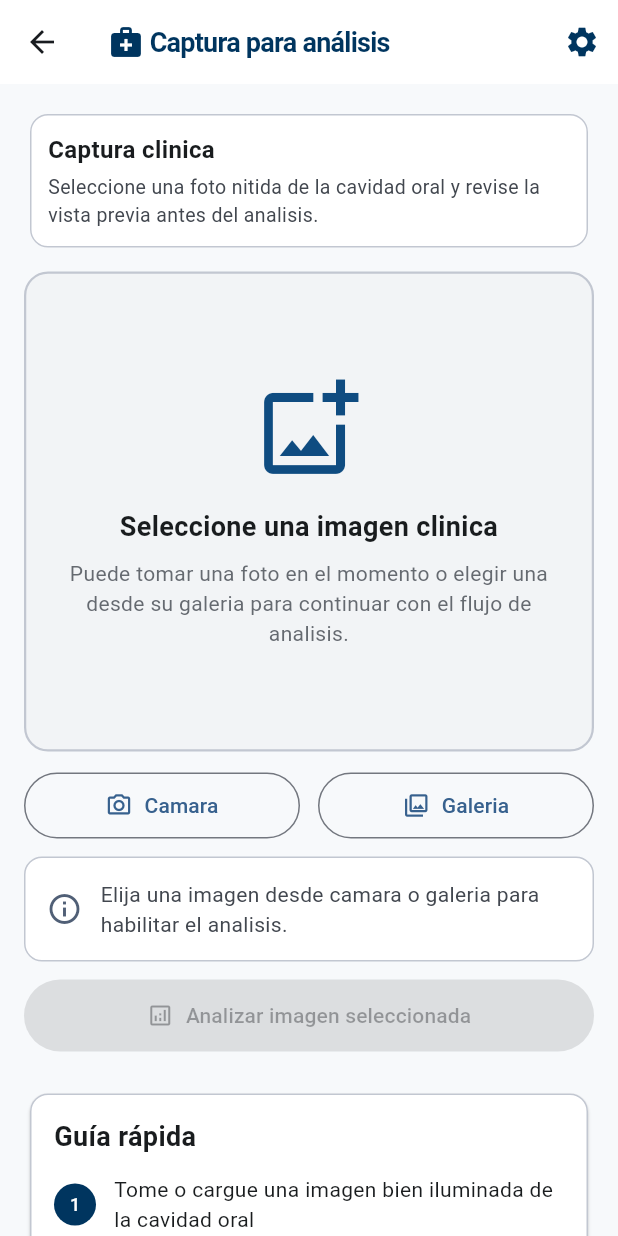
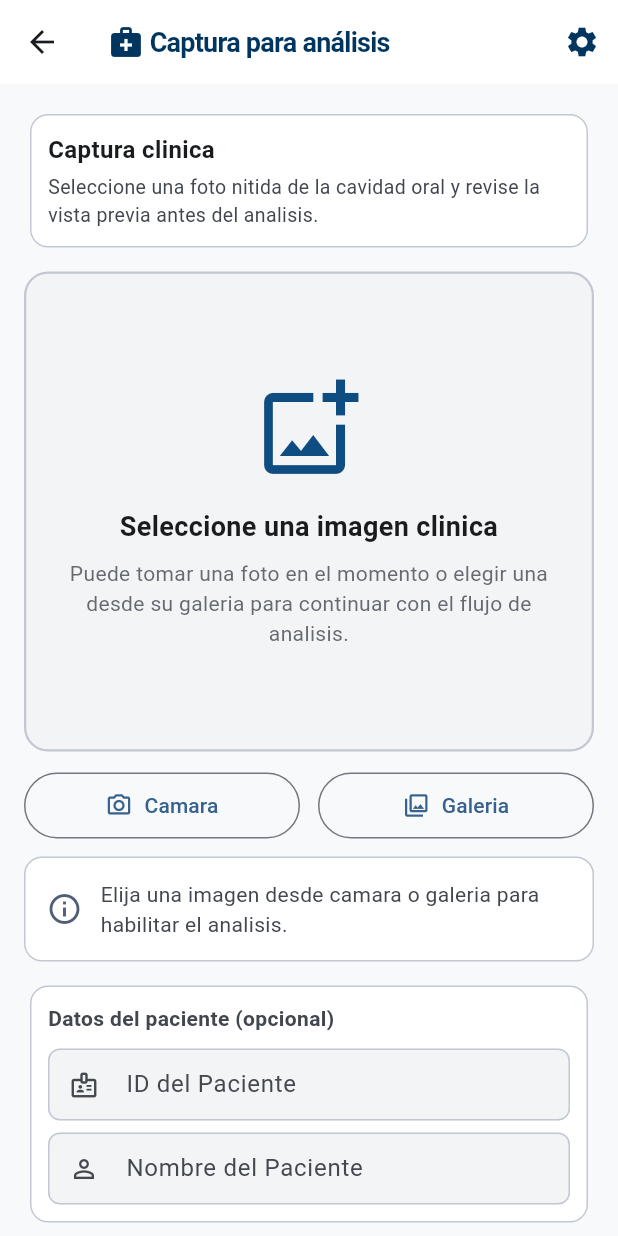
Before and after one commit to antorm08/BucalScan-AI, a Flutter app: the CaptureTabView screen opened directly, on a phone screen of 412 x 824 dp. Run offline on Flutter 3.47's test engine with Material 3 defaults, Android fonts, the phone set to English and light mode, and no system bars; our stand-ins replace dio, image_picker; accounts and stored records are empty.

Commit message:
feat(semana-7): flujo de paciente end-to-end y persistencia de análisis
- Backend: /predict acepta user_id, patient_id, patient_name como Form fields; guarda la imagen en backend/uploads/ con nombre uuid4; persiste el análisis completo en la BD via crud.create_analysis
- Flutter: hilar patientId/patientName/userId por toda la capa de datos (ViewModel → Repository → ApiService → FormData)
- UI captura: añadir card opcional "Datos del paciente" con campos ID y Nombre; limpiar al cambiar imagen
- UI resultado: mostrar chip con nombre/ID del paciente sobre el resultado principal si están presentes

```diff
--- a/frontend/lib/presentation/views/capture/capture_tab_view.dart
+++ b/frontend/lib/presentation/views/capture/capture_tab_view.dart
@@ -4,6 +4,7 @@ import 'package:flutter/material.dart';
 import 'package:image_picker/image_picker.dart';
 import 'package:provider/provider.dart';
 import 'package:bucalscan_ai/core/theme/app_colors.dart';
+import 'package:bucalscan_ai/presentation/viewmodels/auth_viewmodel.dart';
 import 'package:bucalscan_ai/presentation/viewmodels/prediction_viewmodel.dart';
 import 'package:bucalscan_ai/presentation/views/result/result_view.dart';
 import 'package:bucalscan_ai/presentation/widgets/app_app_bar.dart';
@@ -18,6 +19,15 @@ class CaptureTabView extends StatefulWidget {
 class _CaptureTabViewState extends State<CaptureTabView> {
   final ImagePicker _picker = ImagePicker();
   File? _selectedImage;
+  final TextEditingController _patientIdController = TextEditingController();
+  final TextEditingController _patientNameController = TextEditingController();
+
+  @override
+  void dispose() {
+    _patientIdController.dispose();
+    _patientNameController.dispose();
+    super.dispose();
+  }
 
   Future<void> _pickImage(ImageSource source) async {
     final predictionViewModel = context.read<PredictionViewModel>();
@@ -38,6 +48,8 @@ class _CaptureTabViewState extends State<CaptureTabView> {
       }
 
       predictionViewModel.clearResult();
+      _patientIdController.clear();
+      _patientNameController.clear();
       setState(() => _selectedImage = File(image.path));
     } catch (e) {
       if (mounted) {
@@ -61,7 +73,16 @@ class _CaptureTabViewState extends State<CaptureTabView> {
     }
 
     final imageFile = _selectedImage!;
-    unawaited(viewModel.predictImage(imageFile));
+    final userId = context.read<AuthViewModel>().currentUser?.id ?? 1;
+    final patientId = _patientIdController.text.trim();
+    final patientName = _patientNameController.text.trim();
+
+    unawaited(viewModel.predictImage(
+      imageFile,
+      userId: userId,
+      patientId: patientId.isEmpty ? null : patientId,
+      patientName: patientName.isEmpty ? null : patientName,
+    ));
 
     if (!mounted) {
       return;
@@ -184,6 +205,71 @@ class _CaptureTabViewState extends State<CaptureTabView> {
                     ),
                   ),
                 ],
+              ),
+            ),
+            const SizedBox(height: 12),
+            Card(
+              color: AppColors.surfaceContainerLowest,
+              elevation: 0,
+              shape: RoundedRectangleBorder(
+                borderRadius: BorderRadius.circular(12),
+                side: const BorderSide(color: AppColors.outlineVariant),
+              ),
+              child: Padding(
+                padding: const EdgeInsets.all(12),
+                child: Column(
+                  crossAxisAlignment: CrossAxisAlignment.start,
+                  children: [
+                    const Text(
+                      'Datos del paciente (opcional)',
+                      style: TextStyle(
+                        fontSize: 14,
+                        fontWeight: FontWeight.w600,
+                        color: AppColors.onSurfaceVariant,
+                      ),
+                    ),
+                    const SizedBox(height: 10),
+                    TextField(
+                      controller: _patientIdController,
+                      decoration: InputDecoration(
+                        labelText: 'ID del Paciente',
+                        hintText: 'Ej: PAC-001',
+                        prefixIcon: const Icon(Icons.badge_outlined, size: 20),
+                        filled: true,
+                        fillColor: AppColors.surfaceContainerLow,
+                        border: OutlineInputBorder(
+                          borderRadius: BorderRadius.circular(8),
+                          borderSide: const BorderSide(color: AppColors.outlineVariant),
+                        ),
+                        enabledBorder: OutlineInputBorder(
+                          borderRadius: BorderRadius.circular(8),
+                          borderSide: const BorderSide(color: AppColors.outlineVariant),
+                        ),
+                        contentPadding: const EdgeInsets.symmetric(horizontal: 12, vertical: 10),
+                      ),
+                    ),
+                    const SizedBox(height: 8),
+                    TextField(
+                      controller: _patientNameController,
+                      decoration: InputDecoration(
+                        labelText: 'Nombre del Paciente',
+                        hintText: 'Ej: Juan Pérez',
+                        prefixIcon: const Icon(Icons.person_outline, size: 20),
+                        filled: true,
+                        fillColor: AppColors.surfaceContainerLow,
+                        border: OutlineInputBorder(
+                          borderRadius: BorderRadius.circular(8),
+                          borderSide: const BorderSide(color: AppColors.outlineVariant),
+                        ),
+                        enabledBorder: OutlineInputBorder(
+                          borderRadius: BorderRadius.circular(8),
+                          borderSide: const BorderSide(color: AppColors.outlineVariant),
+                        ),
+                        contentPadding: const EdgeInsets.symmetric(horizontal: 12, vertical: 10),
+                      ),
+                    ),
+                  ],
+                ),
               ),
             ),
             const SizedBox(height: 12),
```
Also changed, not shown: frontend/lib/data/repositories/prediction_repository.dart (+12 -2 lines), frontend/lib/data/services/api_service.dart (+9 -1 lines), frontend/lib/presentation/viewmodels/prediction_viewmodel.dart (+20 -2 lines), frontend/lib/presentation/views/result/result_view.dart (+27 -0 lines), 1 other file.
